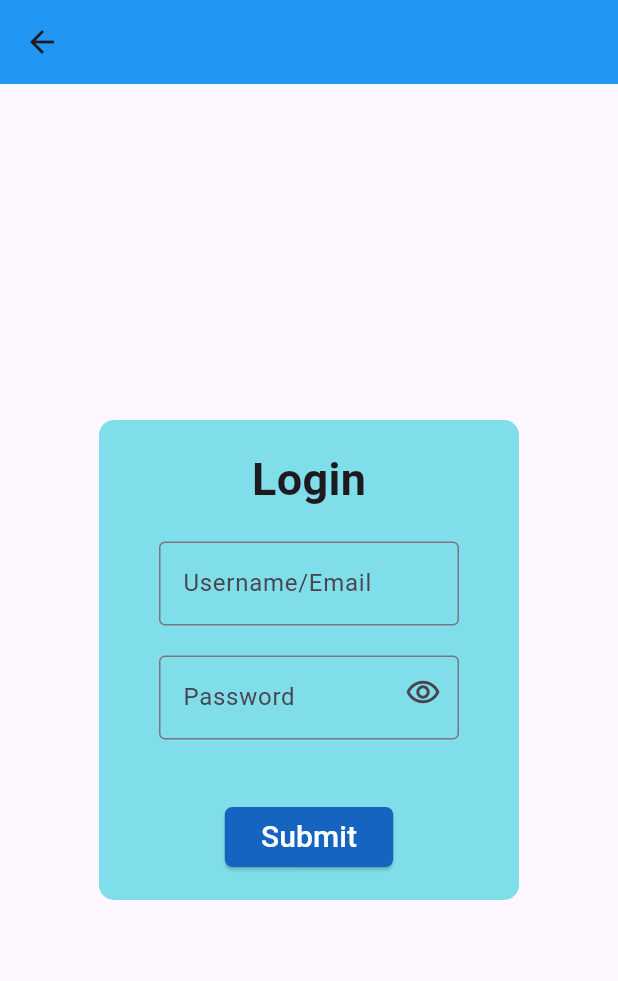
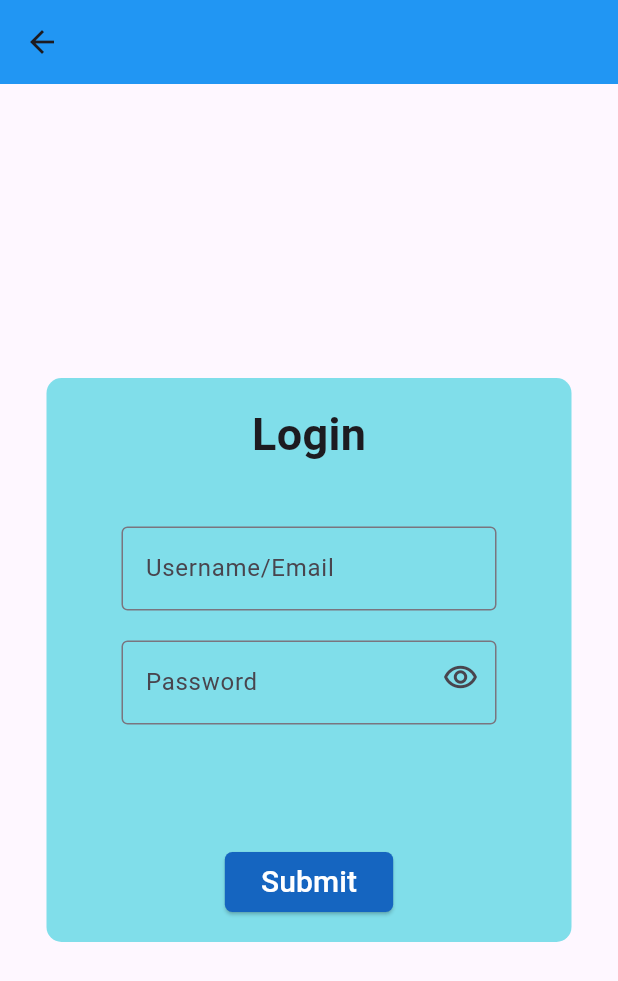
Before and after one commit to aleleotta/TeamVortex, a Flutter app: the LoginPage screen opened by its route, on a phone screen of 412 x 824 dp. Shown: the top 981 px of the screen. Run offline on Flutter 3.47's test engine with Material 3 defaults, Android fonts, the phone set to English and light mode, and no system bars; our stand-ins replace cloud_firestore, firebase_auth, firebase_core; accounts and stored records are empty.

Commit message:
Login and Register views are now functional. Their interfaces were also changed to occupy more screen space.

```diff
--- a/lib/main.dart
+++ b/lib/main.dart
@@ -2,7 +2,6 @@ import 'package:firebase_core/firebase_core.dart';
 import 'package:flutter/material.dart';
 import 'package:provider/provider.dart';
 import 'package:teamvortex/firebase_options.dart';
-import 'package:teamvortex/models/services/firebase_auth_services.dart';
 import 'package:teamvortex/viewmodels/login_register_vm.dart';
 import 'package:teamvortex/views/home_page.dart';
 import 'package:teamvortex/views/login_page.dart';
--- a/lib/models/services/firebase_auth_services.dart
+++ b/lib/models/services/firebase_auth_services.dart
@@ -2,12 +2,14 @@ import 'package:firebase_auth/firebase_auth.dart';
 
 class FirebaseAuthServices {
   final FirebaseAuth _auth = FirebaseAuth.instance;
+  late User currentUser;
 
   Future<User?> signUpWithEmailAndPassword(String email, String password, String username) async {
     try {
       UserCredential credentials = await _auth.createUserWithEmailAndPassword(email: email, password: password);
       User user = credentials.user!;
       user.updateDisplayName(username);
+      currentUser = user;
       return user;
     }
     catch (err) {
@@ -19,6 +21,7 @@ class FirebaseAuthServices {
     try {
       UserCredential credentials = await _auth.signInWithEmailAndPassword(email: email, password: password);
       User user = credentials.user!;
+      currentUser = user;
       return user;
     }
     catch (err) {
--- a/lib/views/login_page.dart
+++ b/lib/views/login_page.dart
@@ -10,9 +10,11 @@ class LoginPage extends StatelessWidget {
 
   @override
   Widget build(BuildContext context) {
-    return Scaffold(body: LayoutBuilder(builder: (context, constraints) {
-      return _loginView(context, constraints.maxWidth, constraints.maxHeight);
-    }));
+    return Scaffold(
+      body: LayoutBuilder(builder: (context, constraints) {
+        return _loginView(context, constraints.maxWidth, constraints.maxHeight);
+    }
+    ));
   }
 
   Widget _loginView(BuildContext context, double screenWidth, double screenHeight) {
@@ -25,24 +27,24 @@ class LoginPage extends StatelessWidget {
           child: Center(
           child: Container(
             padding: const EdgeInsets.all(16),
-            height: 320,
-            width: 280,
+            width: 350,
             decoration: BoxDecoration(
               borderRadius: BorderRadius.circular(10),
               color: Colors.cyan[200],
             ),
-            child: Column(
+            child: SingleChildScrollView(
+              child: Column(
               mainAxisAlignment: MainAxisAlignment.center,
               children: <Widget>[
                 const Text("Login",
                 style: TextStyle(fontSize: 30, fontWeight: FontWeight.bold)
                 ),
-                const SizedBox(height: 20),
-                inputField("Username/Email", controller: _usernameEmailController),
+                const SizedBox(height: 40),
+                inputField("Username/Email", controller: _usernameEmailController, maxWidth: 250),
                 const SizedBox(height: 20),
                 Stack(
               children: <Widget>[
-                inputField("Password", controller: _passwordController, isPassword: !context.watch<LoginRegisterViewModel>().passwordVisible),
+                inputField("Password", maxWidth: 250, controller: _passwordController, isPassword: !context.watch<LoginRegisterViewModel>().passwordVisible),
                 Positioned(
                   right: 0,
                   child: IconButton(
@@ -53,12 +55,18 @@ class LoginPage extends StatelessWidget {
                 ),
               ]
             ),
-                const SizedBox(height: 10),
+                const SizedBox(height: 40),
                 errorMessage(context.watch<LoginRegisterViewModel>().errorString), //The error string value comes from the provider.
-                const SizedBox(height: 10),
+                const SizedBox(height: 20),
                 ElevatedButton(
-                  onPressed: () {
-                    Navigator.pushNamed(context, "/homeView"); //This will change soon. Backend will be added.
+                  onPressed: () async {
+                    await context.read<LoginRegisterViewModel>().checkInfoLogin(
+                      _usernameEmailController.text, _passwordController.text
+                    ).then((resultCode) {
+                      if (resultCode == 0) {
+                        Navigator.pushNamed(context, "/homeView");
+                      }
+                    });
                   },
                   style: ButtonStyle(
                     backgroundColor: WidgetStateProperty.all(Colors.blue[800]),
@@ -73,6 +81,7 @@ class LoginPage extends StatelessWidget {
                     style: TextStyle(fontSize: 20, color: Colors.white)),
                 )
               ],
+            )
             ),
           ),
         ),
--- a/lib/views/widgets/inputs.dart
+++ b/lib/views/widgets/inputs.dart
@@ -1,8 +1,8 @@
 import 'package:flutter/material.dart';
 
-Widget inputField(String? labelName, {bool isPassword = false, TextEditingController? controller}) {
+Widget inputField(String? labelName, {bool isPassword = false, TextEditingController? controller, double maxWidth = 200}) {
   return SizedBox(
-    width: 200,
+    width: maxWidth,
     child: Center(
       child: TextField(
         controller: controller,
```
Also changed, not shown: lib/models/services/firebase_firestore_services.dart (added, +36 -0 lines), lib/viewmodels/login_register_vm.dart (+63 -11 lines), lib/views/register_page.dart (+18 -13 lines).
